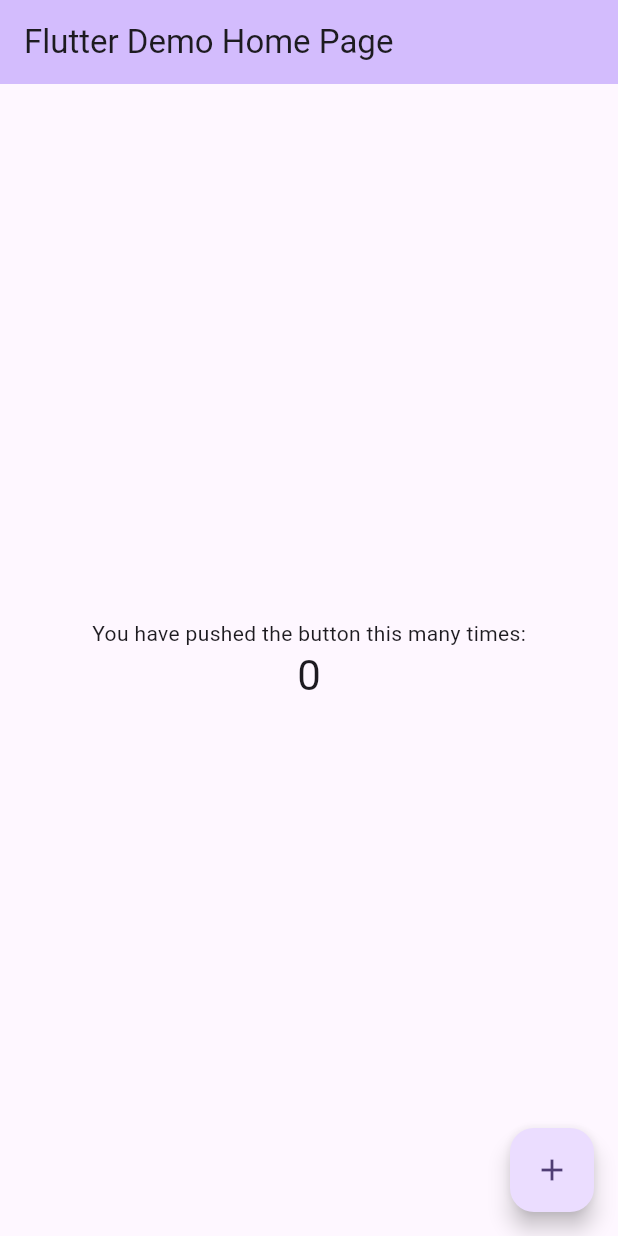
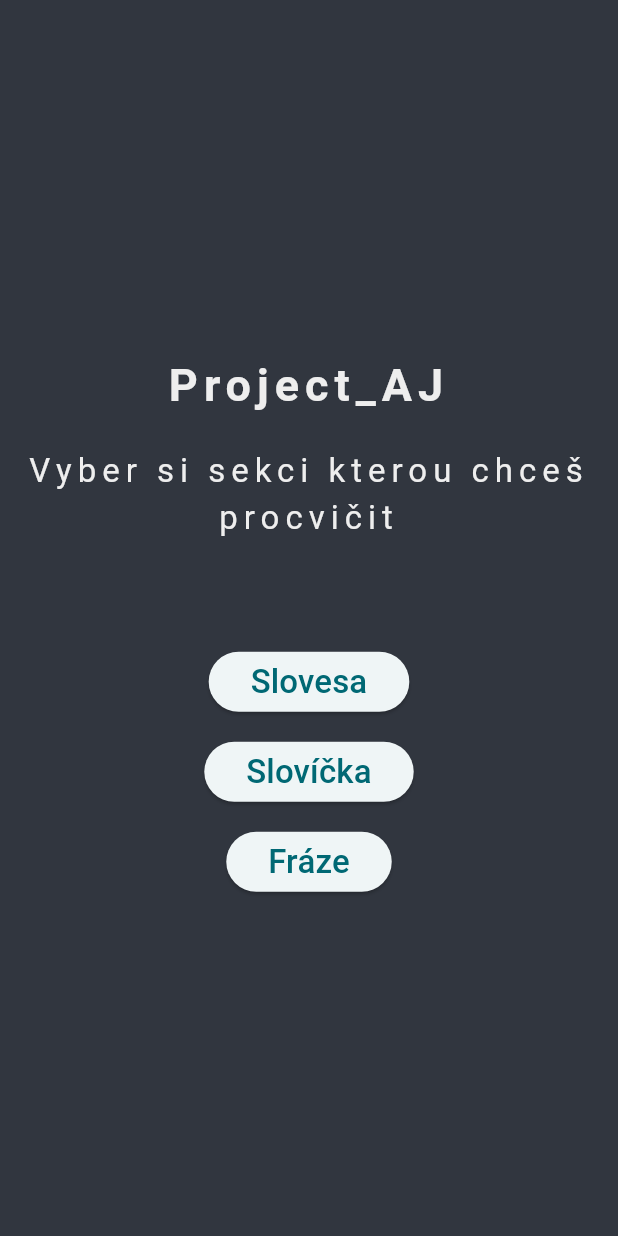
Before and after one commit to 93homola/project-aj, a Flutter app: the screen it shows after launch, on a phone screen of 412 x 824 dp. Run offline on Flutter 3.47's test engine with Material 3 defaults, Android fonts, the light colour scheme and no system bars; our stand-ins replace google_fonts; Roboto replaces fonts that are missing (Heebo).

Commit message:
Adding a basic layout

```diff
--- /dev/null
+++ b/lib/components/introductory_button_component.dart
@@ -0,0 +1,26 @@
+import 'package:flutter/material.dart';
+
+class IntroductoryButton extends StatelessWidget {
+  final String buttonText;
+  final VoidCallback onPressed;
+
+  const IntroductoryButton(
+      {super.key, required this.buttonText, required this.onPressed});
+
+  @override
+  Widget build(BuildContext context) {
+    return ElevatedButton(
+      onPressed: onPressed,
+      child: Padding(
+        padding: const EdgeInsets.all(4.0),
+        child: Text(
+          buttonText,
+          style: const TextStyle(
+            fontSize: 22,
+          ),
+          textAlign: TextAlign.center,
+        ),
+      ),
+    );
+  }
+}
--- a/lib/main.dart
+++ b/lib/main.dart
@@ -1,4 +1,6 @@
 import 'package:flutter/material.dart';
+import 'package:google_fonts/google_fonts.dart';
+import './views/introductory_view.dart';
 
 void main() {
   runApp(const MyApp());
@@ -7,119 +9,49 @@
 class MyApp extends StatelessWidget {
   const MyApp({super.key});
 
-  // This widget is the root of your application.
+  final color1 = const Color(0xFF31363F);
+  final color2 = const Color(0xFF222831);
+  final color3 = const Color(0xFFEEEEEE);
+  final color4 = const Color(0xFF76ABAE);
+
   @override
   Widget build(BuildContext context) {
     return MaterialApp(
-      title: 'Flutter Demo',
+      title: 'Project-AJ',
+      debugShowCheckedModeBanner: false,
       theme: ThemeData(
-        // This is the theme of your application.
-        //
-        // TRY THIS: Try running your application with "flutter run". You'll see
-        // the application has a purple toolbar. Then, without quitting the app,
-        // try changing the seedColor in the colorScheme below to Colors.green
-        // and then invoke "hot reload" (save your changes or press the "hot
-        // reload" button in a Flutter-supported IDE, or press "r" if you used
-        // the command line to start the app).
-        //
-        // Notice that the counter didn't reset back to zero; the application
-        // state is not lost during the reload. To reset the state, use hot
-        // restart instead.
-        //
-        // This works for code too, not just values: Most code changes can be
-        // tested with just a hot reload.
-        colorScheme: ColorScheme.fromSeed(seedColor: Colors.deepPurple),
+        scaffoldBackgroundColor: color1,
+        appBarTheme: AppBarTheme(
+          color: color2,
+          toolbarHeight: 90,
+          titleTextStyle: TextStyle(
+            fontSize: 30,
+            fontWeight: FontWeight.w600,
+            letterSpacing: 4,
+            color: color3,
+          ),
+        ),
+        colorScheme: ColorScheme.fromSeed(
+          seedColor: Colors.white,
+          surface: color1,
+          onSurface: color3,
+          onPrimary: color3,
+          onSecondary: color3,
+        ),
+        textTheme: TextTheme(
+          bodyLarge:
+              GoogleFonts.lato(textStyle: const TextStyle(letterSpacing: 4)),
+          bodyMedium:
+              GoogleFonts.heebo(textStyle: const TextStyle(letterSpacing: 4)),
+          bodySmall:
+              GoogleFonts.lato(textStyle: const TextStyle(letterSpacing: 4)),
+        ),
         useMaterial3: true,
+        floatingActionButtonTheme: const FloatingActionButtonThemeData(
+          backgroundColor: Color(0xFF76ABAE),
+        ),
       ),
-      home: const MyHomePage(title: 'Flutter Demo Home Page'),
+      home: const IntroductoryView(),
     );
   }
 }
-
-class MyHomePage extends StatefulWidget {
-  const MyHomePage({super.key, required this.title});
-
-  // This widget is the home page of your application. It is stateful, meaning
-  // that it has a State object (defined below) that contains fields that affect
-  // how it looks.
-
-  // This class is the configuration for the state. It holds the values (in this
-  // case the title) provided by the parent (in this case the App widget) and
-  // used by the build method of the State. Fields in a Widget subclass are
-  // always marked "final".
-
-  final String title;
-
-  @override
-  State<MyHomePage> createState() => _MyHomePageState();
-}
-
-class _MyHomePageState extends State<MyHomePage> {
-  int _counter = 0;
-
-  void _incrementCounter() {
-    setState(() {
-      // This call to setState tells the Flutter framework that something has
-      // changed in this State, which causes it to rerun the build method below
-      // so that the display can reflect the updated values. If we changed
-      // _counter without calling setState(), then the build method would not be
-      // called again, and so nothing would appear to happen.
-      _counter++;
-    });
-  }
-
-  @override
-  Widget build(BuildContext context) {
-    // This method is rerun every time setState is called, for instance as done
-    // by the _incrementCounter method above.
-    //
-    // The Flutter framework has been optimized to make rerunning build methods
-    // fast, so that you can just rebuild anything that needs updating rather
-    // than having to individually change instances of widgets.
-    return Scaffold(
-      appBar: AppBar(
-        // TRY THIS: Try changing the color here to a specific color (to
-        // Colors.amber, perhaps?) and trigger a hot reload to see the AppBar
-        // change color while the other colors stay the same.
-        backgroundColor: Theme.of(context).colorScheme.inversePrimary,
-        // Here we take the value from the MyHomePage object that was created by
-        // the App.build method, and use it to set our appbar title.
-        title: Text(widget.title),
-      ),
-      body: Center(
-        // Center is a layout widget. It takes a single child and positions it
-        // in the middle of the parent.
-        child: Column(
-          // Column is also a layout widget. It takes a list of children and
-          // arranges them vertically. By default, it sizes itself to fit its
-          // children horizontally, and tries to be as tall as its parent.
-          //
-          // Column has various properties to control how it sizes itself and
-          // how it positions its children. Here we use mainAxisAlignment to
-          // center the children vertically; the main axis here is the vertical
-          // axis because Columns are vertical (the cross axis would be
-          // horizontal).
-          //
-          // TRY THIS: Invoke "debug painting" (choose the "Toggle Debug Paint"
-          // action in the IDE, or press "p" in the console), to see the
-          // wireframe for each widget.
-          mainAxisAlignment: MainAxisAlignment.center,
-          children: <Widget>[
-            const Text(
-              'You have pushed the button this many times:',
-            ),
-            Text(
-              '$_counter',
-              style: Theme.of(context).textTheme.headlineMedium,
-            ),
-          ],
-        ),
-      ),
-      floatingActionButton: FloatingActionButton(
-        onPressed: _incrementCounter,
-        tooltip: 'Increment',
-        child: const Icon(Icons.add),
-      ), // This trailing comma makes auto-formatting nicer for build methods.
-    );
-  }
-}
--- /dev/null
+++ b/lib/views/introductory_view.dart
@@ -0,0 +1,77 @@
+import 'package:flutter/material.dart';
+import 'package:project_aj/components/introductory_button_component.dart';
+import 'package:project_aj/views/levels_view.dart';
+
+class IntroductoryView extends StatelessWidget {
+  const IntroductoryView({super.key});
+
+  @override
+  Widget build(BuildContext context) {
+    return Scaffold(
+      body: Center(
+        child: Column(
+          mainAxisAlignment: MainAxisAlignment.center,
+          children: [
+            const Padding(
+              padding: EdgeInsets.all(10),
+              child: Text(
+                'Project_AJ',
+                style: TextStyle(fontSize: 30, fontWeight: FontWeight.w700),
+                textAlign: TextAlign.center,
+              ),
+            ),
+            const Padding(
+              padding: EdgeInsets.all(10),
+              child: Text(
+                'Vyber si sekci kterou chceš procvičit',
+                style: TextStyle(
+                  fontSize: 22,
+                ),
+                textAlign: TextAlign.center,
+              ),
+            ),
+            const SizedBox(height: 60),
+            IntroductoryButton(
+                buttonText: 'Slovesa',
+                onPressed: () {
+                  Navigator.push(
+                    context,
+                    MaterialPageRoute(builder: (context) {
+                      return const LevelsView(
+                        purpose: 'slovesa',
+                      );
+                    }),
+                  );
+                }),
+            const SizedBox(height: 12),
+            IntroductoryButton(
+                buttonText: 'Slovíčka',
+                onPressed: () {
+                  Navigator.push(
+                    context,
+                    MaterialPageRoute(builder: (context) {
+                      return const LevelsView(
+                        purpose: 'slovicka',
+                      );
+                    }),
+                  );
+                }),
+            const SizedBox(height: 12),
+            IntroductoryButton(
+                buttonText: 'Fráze',
+                onPressed: () {
+                  Navigator.push(
+                    context,
+                    MaterialPageRoute(builder: (context) {
+                      return const LevelsView(
+                        purpose: 'fraze',
+                      );
+                    }),
+                  );
+                }),
+          ],
+        ),
+      ),
+    );
+  }
+}
--- a/pubspec.yaml
+++ b/pubspec.yaml
@@ -9,6 +9,7 @@ dependencies:
   flutter:
     sdk: flutter
   cupertino_icons: ^1.0.6
+  google_fonts: ^6.2.1
 
 dev_dependencies:
   flutter_test:
```
Also changed, not shown: lib/data_test/levels_data.dart (added, +23 -0 lines), lib/models/levels_model.dart (added, +23 -0 lines), lib/views/levels_view.dart (added, +56 -0 lines), pubspec.lock, 9 other files.
